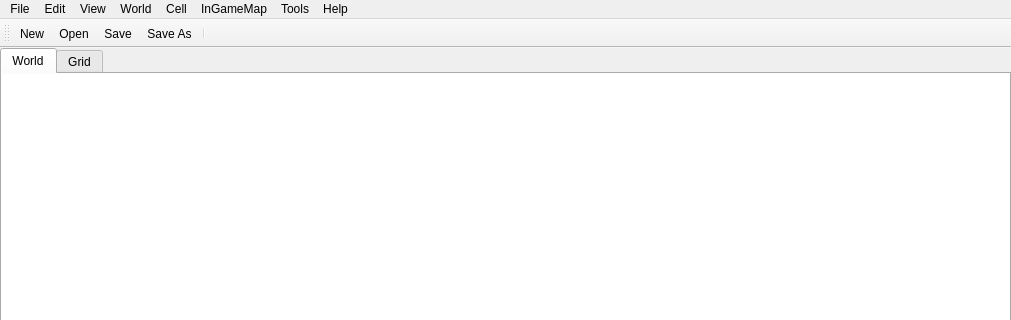
drazion/pzworlded, file src/editor/mainwindow.ui: the form before one commit; both pictures show x 0 to 1011 and y 0 to 320 of the 1011 by 630 pixel window.
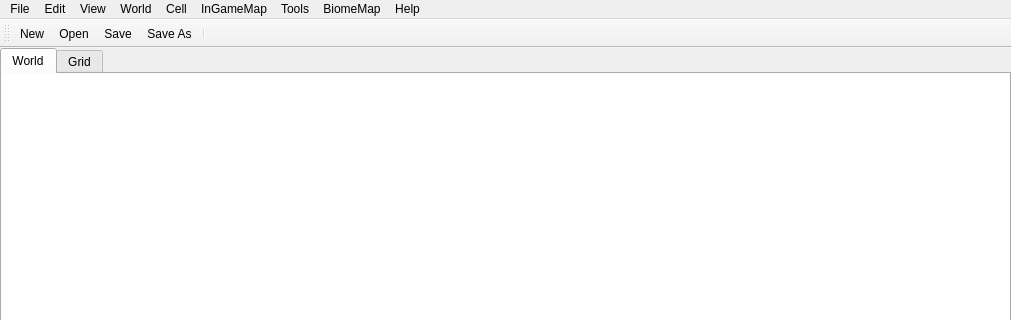
The form after the commit. Icons and pictures are not drawn.

Commit message:
Biome Map Generator
Added courtesy of the hard work of Unjammer and Erika

The edit to the form file:
```diff
--- a/src/editor/mainwindow.ui
+++ b/src/editor/mainwindow.ui
@@ -409,6 +409,12 @@
     <addaction name="actionCreateWorldImage"/>
     <addaction name="actionCreateImagePyramid"/>
    </widget>
+   <widget class="QMenu" name="menuBiomeMap">
+    <property name="title">
+     <string>BiomeMap</string>
+    </property>
+    <addaction name="actionGenerate_BiomeMap"/>
+   </widget>
    <addaction name="fileMenu"/>
    <addaction name="editMenu"/>
    <addaction name="menuView"/>
@@ -416,6 +422,7 @@
    <addaction name="menuCell"/>
    <addaction name="menuInGameMap"/>
    <addaction name="menuTools"/>
+   <addaction name="menuBiomeMap"/>
    <addaction name="helpMenu"/>
   </widget>
   <widget class="QToolBar" name="mainToolBar">
```
Left out of the diff: 7 changed lines with no effect on the pictures. The commit also changes 8 other files.
